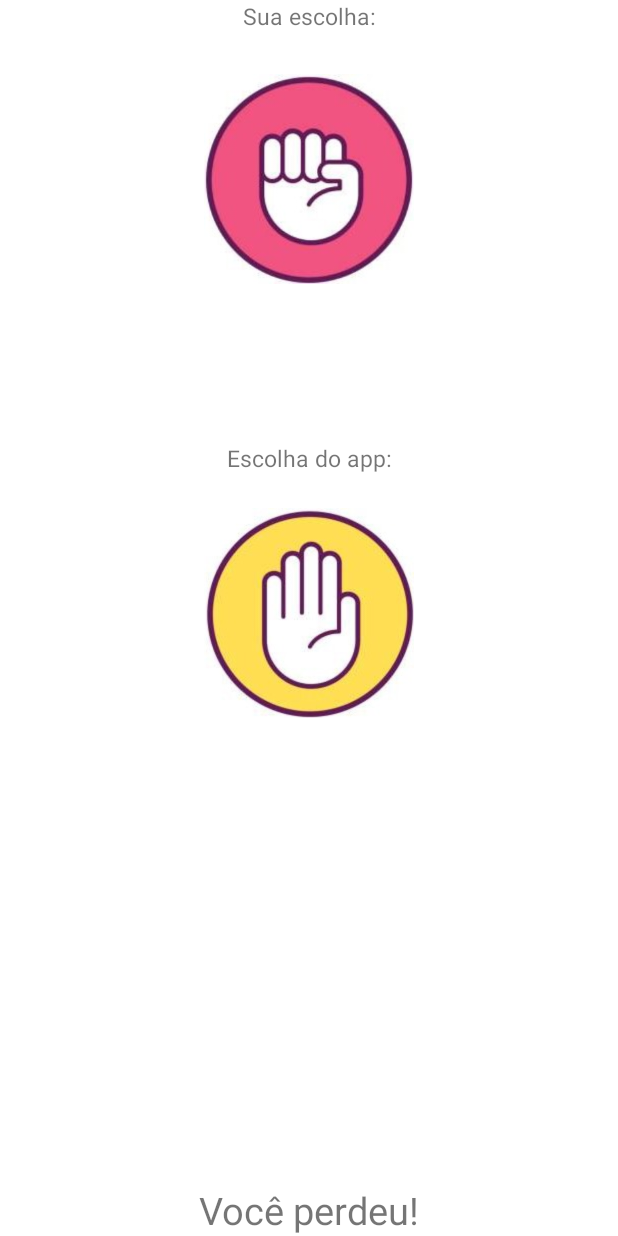
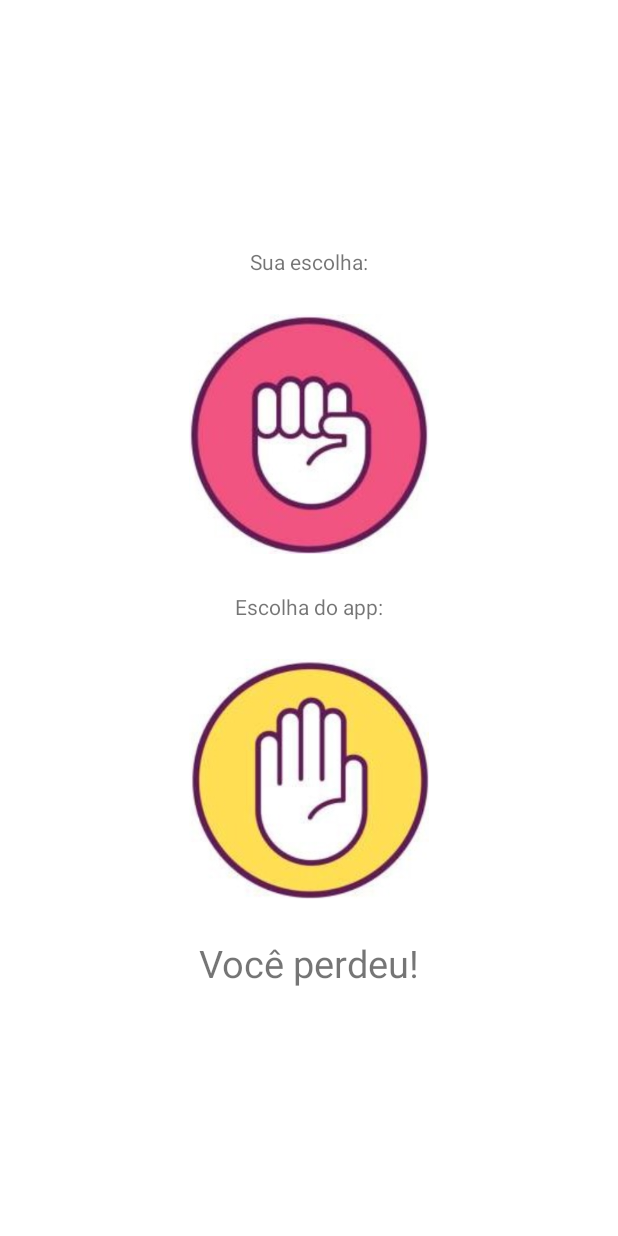
Before and after one commit to DiegoTeixeira7/PedraPapelTesoura, an Android app: the screen it shows after launch (ResultadoActivity), after a tap on an icon or button, on a phone screen of 412 x 824 dp. Run offline under Robolectric (Android 15) with nearby library versions, the phone set to English and light mode, and no system bars.

Commit message:
frontend finalizado

```diff
--- a/app/src/main/java/com/example/pedrapapeltesoura/HistoricoActivity.java
+++ b/app/src/main/java/com/example/pedrapapeltesoura/HistoricoActivity.java
@@ -15,9 +15,9 @@ public class HistoricoActivity extends AppCompatActivity {
         setContentView(R.layout.activity_historico);
         getSupportActionBar().hide();
 
-        TextView Vitorias = findViewById(R.id.vitorias);
-        TextView Derrotas = findViewById(R.id.derrotas);
-        TextView Empates = findViewById(R.id.empates);
+        TextView Vitorias = findViewById(R.id.txt_vitorias);
+        TextView Derrotas = findViewById(R.id.txt_derrotas);
+        TextView Empates = findViewById(R.id.txt_empates);
 
         Vitorias.setText(String.valueOf(MainActivity.vitorias));
         Derrotas.setText(String.valueOf(MainActivity.derrotas));
--- a/app/src/main/res/layout/activity_resultado.xml
+++ b/app/src/main/res/layout/activity_resultado.xml
@@ -6,53 +6,44 @@
     android:layout_height="match_parent"
     tools:context=".ResultadoActivity">
 
+    <RelativeLayout
+        android:layout_width="match_parent"
+        android:layout_height="match_parent"
+        android:baselineAligned="false"
+        android:gravity="center">
+
+        <LinearLayout
+            android:layout_width="match_parent"
+            android:layout_height="wrap_content"
+            android:orientation="vertical"
+            android:gravity="center" >
+
             <TextView
-        android:id="@+id/txtSuaEscolha"
                 android:layout_width="wrap_content"
                 android:layout_height="wrap_content"
-        android:text="Sua escolha:"
-        app:layout_constraintEnd_toEndOf="parent"
-        app:layout_constraintStart_toStartOf="parent"
-        android:textSize="15dp"
-        tools:ignore="MissingConstraints" />
+                android:text="Sua escolha:" />
 
             <ImageView
                 android:id="@+id/imgJogador"
-        android:layout_marginTop="15dp"
-        android:layout_width="140dp"
-        android:layout_height="140dp"
+                android:layout_marginTop="25dp"
+                android:layout_width="160dp"
+                android:layout_height="160dp"
                 android:scaleType="centerCrop"
-        app:layout_constraintVertical_bias="0.02"
-        app:layout_constraintBottom_toBottomOf="parent"
-        app:layout_constraintTop_toBottomOf="@+id/txtSuaEscolha"
-        app:layout_constraintEnd_toEndOf="parent"
-        app:layout_constraintStart_toStartOf="parent"
                 android:background="@color/white"
                 android:src="@drawable/papel"/>
 
             <TextView
-        android:id="@+id/txtAppEscolha"
                 android:layout_width="wrap_content"
                 android:layout_height="wrap_content"
-        app:layout_constraintVertical_bias="0.35"
-        android:text="Escolha do app:"
-        android:textSize="15dp"
-        app:layout_constraintBottom_toBottomOf="parent"
-        app:layout_constraintTop_toBottomOf="@+id/txtSuaEscolha"
-        app:layout_constraintEnd_toEndOf="parent"
-        app:layout_constraintStart_toStartOf="parent" />
+                android:layout_marginTop="25dp"
+                android:text="Escolha do app:" />
 
             <ImageView
                 android:id="@+id/imgApp"
-        android:layout_marginTop="15dp"
-        android:layout_width="140dp"
-        android:layout_height="140dp"
+                android:layout_marginTop="25dp"
+                android:layout_width="160dp"
+                android:layout_height="160dp"
                 android:scaleType="centerCrop"
-        app:layout_constraintVertical_bias="0.02"
-        app:layout_constraintBottom_toBottomOf="parent"
-        app:layout_constraintTop_toBottomOf="@+id/txtAppEscolha"
-        app:layout_constraintEnd_toEndOf="parent"
-        app:layout_constraintStart_toStartOf="parent"
                 android:background="@color/white"
                 android:src="@drawable/tesoura"/>
 
@@ -61,9 +52,7 @@
                 android:layout_width="wrap_content"
                 android:layout_height="wrap_content"
                 android:textSize="25dp"
-        app:layout_constraintBottom_toBottomOf="parent"
-        app:layout_constraintTop_toBottomOf="@+id/imgAppEscolha"
-        app:layout_constraintEnd_toEndOf="parent"
-        app:layout_constraintStart_toStartOf="parent"
-        tools:ignore="MissingConstraints" />
+                android:layout_marginTop="25dp" />
+        </LinearLayout>
+    </RelativeLayout>
 </androidx.constraintlayout.widget.ConstraintLayout>
--- a/app/src/main/res/values/strings.xml
+++ b/app/src/main/res/values/strings.xml
@@ -1,8 +1,3 @@
 <resources>
     <string name="app_name">Pedra, Papel, Tesoura</string>
-    <string name="ultimos_jogos">Últimos jogos</string>
-    <string name="derrotas">Derrotas:</string>
-    <string name="empates">Empates:</string>
-    <string name="vitorias">Vitórias:</string>
-    <string name="resultados_historicos">Resultados históricos</string>
 </resources>
```
Also changed, not shown: app/src/main/res/layout/activity_historico.xml (+16 -16 lines), app/src/main/res/layout/activity_main.xml (+23 -29 lines). Lines whose indentation alone changed are shown as unchanged.
